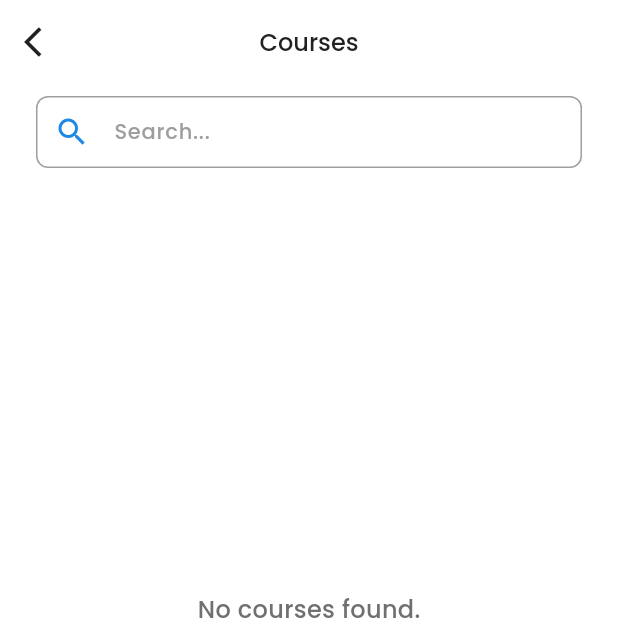
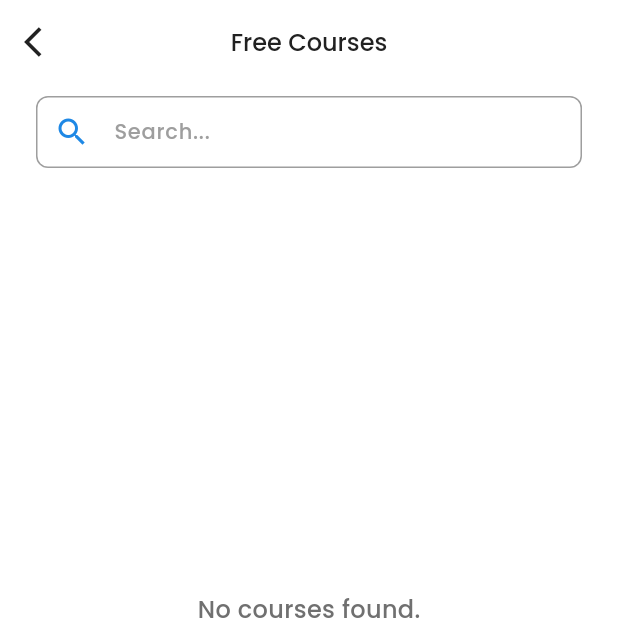
Before and after one commit to Suraj-K022/e_learning_app, a Flutter app: the StudentHome screen opened directly, after a tap on "View All", on a phone screen of 412 x 824 dp, the top half of it. Run offline on Flutter 3.47's test engine with Material 3 defaults, Android fonts, the phone set to English and light mode, and no system bars; our stand-ins replace cloud_firestore, firebase_auth, firebase_core, get, google_fonts, google_sign_in and 5 more; missing offline and left inert: razorpay_flutter, syncfusion_flutter_pdfviewer; accounts and stored records are empty; network calls fail.

Commit message:
minor fixes in ui

```diff
--- a/lib/screens/Student/Student_Dashboard/StudentHome/ViewAllScreens/view_all_screens.dart
+++ b/lib/screens/Student/Student_Dashboard/StudentHome/ViewAllScreens/view_all_screens.dart
@@ -83,7 +83,7 @@ class _ViewAllScreensState extends State<ViewAllScreens> {
   @override
   Widget build(BuildContext context) {
     final isPdf = widget.appbarTitle == 'PDF NOTES';
-    final isCourse = widget.appbarTitle == 'Courses';
+    final isCourse = widget.appbarTitle == 'Free Courses';
     final isTrending = widget.appbarTitle == 'Trending';
     final isTestSeries = widget.appbarTitle == 'Test Series';
 
--- a/lib/screens/Student/Student_Dashboard/StudentHome/student_home.dart
+++ b/lib/screens/Student/Student_Dashboard/StudentHome/student_home.dart
@@ -1,6 +1,7 @@
 import 'dart:async';
 
 import 'package:e_learning_app/controller/auth_controller.dart';
+import 'package:e_learning_app/customWidgets/paidCourseCard.dart';
 import 'package:e_learning_app/customWidgets/test_series_widget.dart';
 import 'package:e_learning_app/screens/Student/Student_Dashboard/StudentHome/testSeriesScreen/test_series_screen.dart';
 import 'package:get/get.dart';
@@ -214,11 +215,18 @@ class _StudentHomeState extends State<StudentHome> {
 
               const SizedBox(height: 20),
 
-              buildSectionHeader('Courses', 'Courses'),
+              buildSectionHeader('Free Courses', 'Free Courses'),
               buildCourseGrid(courseController),
-              SizedBox(height: 20),
-              buildSectionHeader('Trending', 'Trending'),
-              buildCourseGrid(courseController),
+
+              buildSectionHeader('Paid Courses', 'Paid Courses'),
+              const SizedBox(height: 20),
+
+              buildPaidCourseGrid(),
+
+
+
+
+
               SizedBox(height: 20),
               buildSectionHeader('PDF Notes', 'PDF NOTES'),
               SizedBox(
@@ -348,6 +356,26 @@ class _StudentHomeState extends State<StudentHome> {
       },
     );
   }
+  Widget buildPaidCourseGrid() {
+    return Container(height:200,
+      child: GridView(gridDelegate: SliverGridDelegateWithFixedCrossAxisCount(mainAxisSpacing: 10,crossAxisSpacing: 10,childAspectRatio: 1/1.6,crossAxisCount: 1),
+        shrinkWrap: true,
+
+        scrollDirection: Axis.horizontal,
+        physics: ScrollPhysics(),
+          children: [
+            PaidCourseCard(),
+            PaidCourseCard(),
+
+        ],
+
+
+      ),
+    )
+    ;
+  }
+
+
 
   Widget buildHorizontalPdfGrid(CourseController courseController) {
     if (courseController.getpdfNotes.isEmpty) {
--- a/pubspec.yaml
+++ b/pubspec.yaml
@@ -53,7 +53,9 @@ dependencies:
   firebase_auth: ^5.5.2
   google_sign_in: ^6.3.0
   cloud_firestore: ^5.6.6
-#  razorpay_flutter: ^1.4.0
+  razorpay_flutter: ^1.3.7
+
+
 
 
 
```
Also changed, not shown: lib/customWidgets/custom_snackbar.dart (+14 -0 lines), lib/screens/Student/Student_Dashboard/StudentHome/CoursePreviewList/course_preview_list.dart (+74 -14 lines), pubspec.lock, 1 other file.
